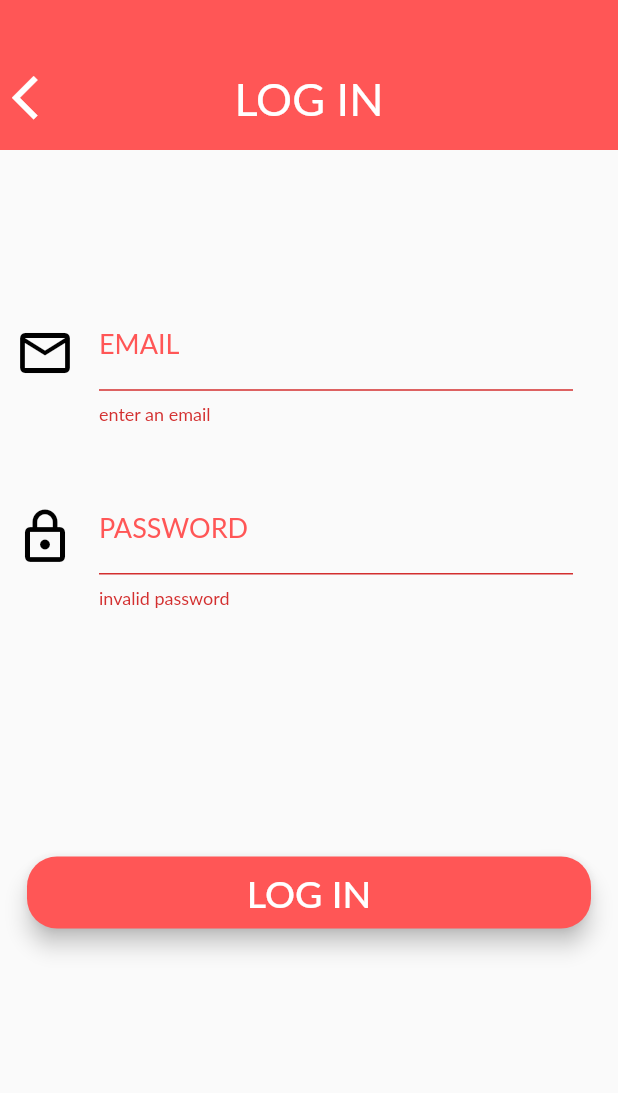
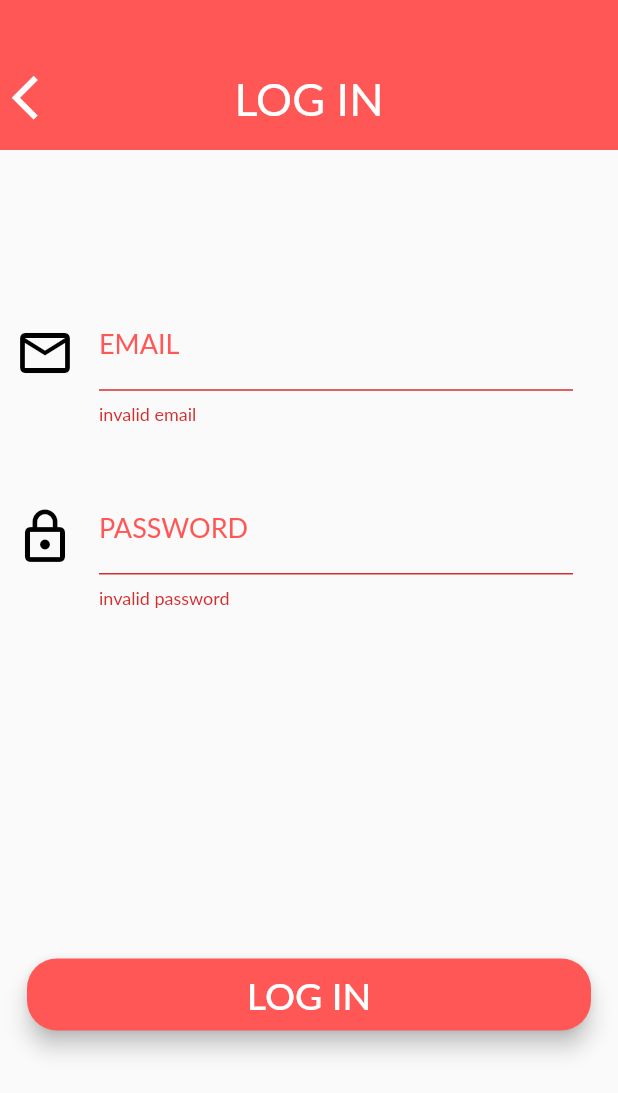
Before and after one commit to jamiesonshayna/LookToTheCook, a Flutter app: the LoginScreen screen opened by its route, after a tap on "LOG IN", on a phone screen of 412 x 824 dp. Shown: the top 1093 px of the screen. Run offline on Flutter 3.47's test engine with Material 2 defaults, Android fonts, the light colour scheme and no system bars; our stand-ins replace connectivity, flutter_secure_storage, font_awesome_flutter, rflutter_alert; missing offline and left inert: amazon_cognito_identity_dart; accounts and stored records are empty; Roboto replaces fonts that are missing (Lato).

Commit message:
Finish manual login and error handling

```diff
--- a/look_to_the_cook/lib/classes/login_logout_class.dart
+++ b/look_to_the_cook/lib/classes/login_logout_class.dart
@@ -16,8 +16,6 @@ class LoginLogout {
   // private fields
   CognitoUserPool _userPool = new CognitoUserPool("us-west-2_dscLXwSqb", "23nvu4t7pejbifgb6jndgvula9");
   SecureStorage _storage = new SecureStorage();
-
-  //String error = "";
 
   /*
   This method creates a session for the user that has just been registered and confirmed.
@@ -93,9 +91,9 @@ class LoginLogout {
     try {
       attributes = await cognitoUser.getUserAttributes();
 
-      attributes.forEach((attribute) {
+      attributes.forEach((attribute) async {
         if(attribute.getName().toString() == "name") {
-          print(attribute.getValue().toString());
+          await _storage.writeToStorage("name", attribute.getValue().toString());
         }
       });
     } catch (e) {
--- a/look_to_the_cook/lib/views/landing_screen.dart
+++ b/look_to_the_cook/lib/views/landing_screen.dart
@@ -20,7 +20,8 @@ File Name: landing_screen.dart
 Version: 3.0
 Description: The purpose of this file is to build and render the landing screen.
 This screen is the initial route for the Look To The Cook application. This is a static
-screen that simply allows users to choose between logging in or creating a profile.
+screen that simply allows users to choose between logging in, auto logging in,
+ or creating a profile.
  */
 
 class LandingScreen extends StatelessWidget {
--- a/look_to_the_cook/lib/views/login_screen.dart
+++ b/look_to_the_cook/lib/views/login_screen.dart
@@ -1,4 +1,6 @@
 import 'package:flutter/material.dart';
+import 'package:look_to_the_cook/classes/login_logout_class.dart';
+import 'package:look_to_the_cook/classes/regex_helper_class.dart';
 
 // TEMPLATE COMPONENTS:
 import 'package:look_to_the_cook/templates/app_bar_component.dart';
@@ -19,8 +21,6 @@ Version: 3.0
 Description: The purpose of this file....
  */
 
-// TODO: Add actual authentication, re-comment header, provide error catching
-
 class LoginScreen extends StatefulWidget {
   static const String id = 'login_screen';
 
@@ -29,9 +29,19 @@ class LoginScreen extends StatefulWidget {
 }
 
 class _LoginScreenState extends State<LoginScreen> {
-
   // listener for the text field user input that allow us to capture user data
   final formKey = GlobalKey<FormState>();
+
+  // regex helper object for validation
+  RegexHelperClass regexHelper = new RegexHelperClass();
+  LoginLogout loginHelper = new LoginLogout();
+
+  // user attributes for login
+  String email = "";
+  String password = "";
+
+  // error catching and handling from login
+  bool invalidLogin = false;
 
   @override
   Widget build(BuildContext context) {
@@ -62,9 +72,12 @@ class _LoginScreenState extends State<LoginScreen> {
                   child: TextFormField(
                     // validation for email field on login form
                     validator: (value) {
-                      if(value == '') {
-                        return 'enter an email';
+                      if(regexHelper.validateEmail(value.trim()) == false) {
+                        return 'invalid email';
                       } else {
+                        setState(() {
+                          email = value;
+                        });
                         return null;
                       }
                     },
@@ -99,9 +112,12 @@ class _LoginScreenState extends State<LoginScreen> {
                   child: TextFormField(
                     // validation for password field on login form
                     validator: (value) {
-                      if(value == '') {
+                      if(regexHelper.validatePassword(value) == false) {
                         return 'invalid password';
                       } else {
+                        setState(() {
+                          password = value;
+                        });
                         return null;
                       }
                     },
@@ -132,7 +148,7 @@ class _LoginScreenState extends State<LoginScreen> {
               ),
               Expanded(child: SizedBox()),
               Padding(
-                padding: const EdgeInsets.only(left: 18.0, right: 18.0, bottom: 200.0),
+                padding: const EdgeInsets.only(left: 18.0, right: 18.0),
                 child: Row(
                   children: <Widget>[
                     Expanded(
@@ -140,19 +156,46 @@ class _LoginScreenState extends State<LoginScreen> {
                         title: 'LOG IN',
                         buttonTextColor: Colors.white,
                         buttonColor: kRedButtonColor,
-                        onPressed: () {
-                          // if the user input is valid then we take the user to the home_screen
+                        onPressed: () async {
+                          // if the user input is valid then we start AWS login
                           if(formKey.currentState.validate()) {
-                            setState(() {
+                            if(await loginHelper.manualAuthenticateAndLogin(email, password)) {
+                              // have authenticated and set credentials (can log in)
                               Navigator.pushNamed(context, HomeScreen.id);
-                            });
+                            } else {
+                              setState(() {
+                                invalidLogin = true;
+                              });
+                            }
                           }
                         },
                       ),
                     ),
                   ],
                 ),
-              )
+              ),
+              Padding(
+                padding: const EdgeInsets.only(bottom: 100.0, top: 15.0),
+                child: SizedBox(
+                    child:
+                    invalidLogin == false ? Text('') : new GestureDetector(
+                      onTap:() {
+                        Navigator.pushNamed(context, LoginScreen.id);
+                      }, child: Text.rich(
+                      TextSpan(
+                        text: 'Invalid email or password.  ',
+                        children: <TextSpan>[
+                          TextSpan(
+                              text: 'Forgot Password?',
+                              style: TextStyle(
+                                decoration: TextDecoration.underline,
+                              )),
+                          // can add more TextSpans here...
+                        ],
+                      ),
+                    ),)
+                ),
+              ),
             ],
           ),
         ),
--- a/look_to_the_cook/lib/views/settings_screen.dart
+++ b/look_to_the_cook/lib/views/settings_screen.dart
@@ -14,9 +14,9 @@ import 'package:look_to_the_cook/views/landing_screen.dart';
 /*
 Authors: Shayna Jamieson, Rob Wood
 Date Created: 01/30/2020
-Last Modified: 02/04/2020
+Last Modified: 02/19/2020
 File Name: settings_screen.dart
-Version: 2.0
+Version: 3.0
 Description: The purpose of this file is to build and render the user settings screen.
 This screen allows the user to navigate to their profile, how to use page, about us page,
 and log out of the application.
```
